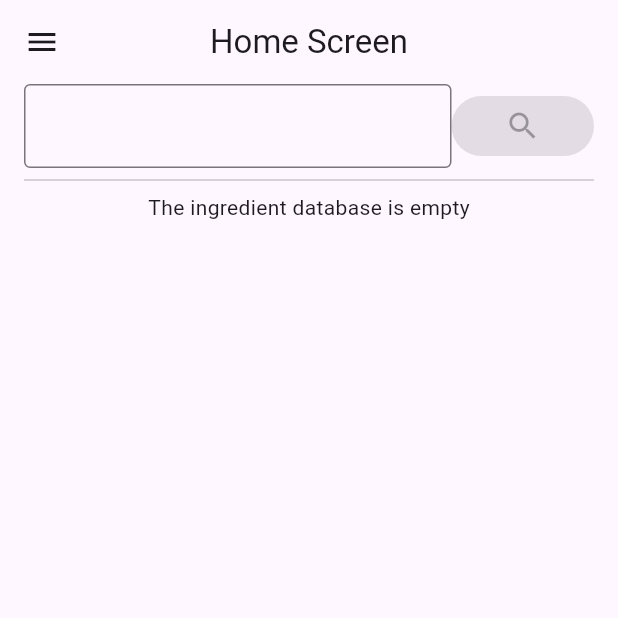
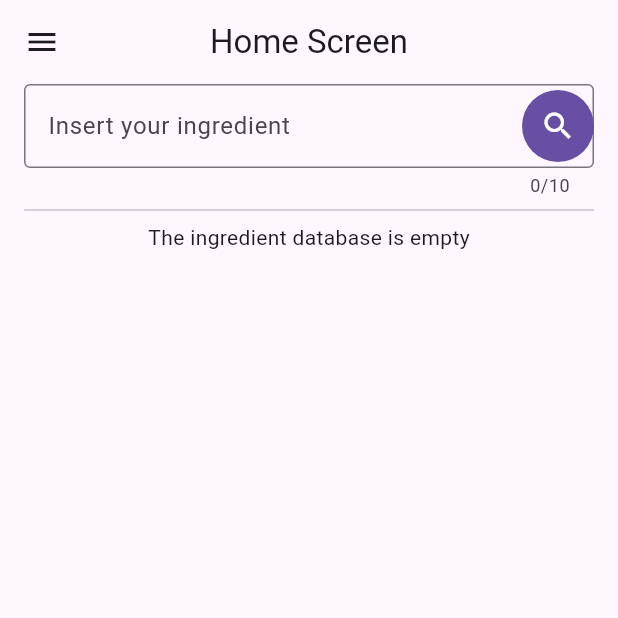
Before and after one commit to nehemiasmunoz/Decoder-F, a Flutter app: the screen it shows after launch, on a phone screen of 412 x 824 dp, the top half of it. Run offline on Flutter 3.47's test engine with Material 3 defaults, Android fonts, the phone set to English and light mode, and no system bars; our stand-ins replace flutter_dotenv, google_generative_ai, sqflite; accounts and stored records are empty.

Commit message:
Upd: search bar design Add: send arguments to details screen Add: texfield validation Add: get data from gemini and save into db

```diff
--- a/lib/src/presentation/ui/screens/home/home_screen.dart
+++ b/lib/src/presentation/ui/screens/home/home_screen.dart
@@ -1,3 +1,4 @@
+import 'package:decoder/src/data/provider/gemini/gemini_provider.dart';
 import 'package:decoder/src/data/provider/ingredient/ingredient_database_provider.dart';
 import 'package:decoder/src/data/provider/user/user_database_provider.dart';
 import 'package:decoder/src/presentation/ui/components/components.dart';
@@ -42,24 +43,7 @@ class HomeScreenBody extends StatelessWidget {
       child: Column(
         mainAxisSize: MainAxisSize.max,
         children: [
-          const Row(mainAxisSize: MainAxisSize.max, children: [
-            Expanded(
-              flex: 3,
-              child: TextField(
-                maxLines: 1,
-                autocorrect: false,
-                keyboardType: TextInputType.name,
-                decoration: InputDecoration(border: OutlineInputBorder()),
-              ),
-            ),
-            Expanded(
-              flex: 1,
-              child: IconButton.filled(
-                onPressed: null,
-                icon: Icon(Icons.search),
-              ),
-            )
-          ]),
+          Searchbar(),
           const Divider(),
           Expanded(
             child: Consumer<IngredientDatabaseProvider>(
@@ -70,7 +54,8 @@ class HomeScreenBody extends StatelessWidget {
                 return ListView.builder(
                   itemCount: value.ingredients.length,
                   itemBuilder: (context, i) => GestureDetector(
-                    onTap: () => Navigator.pushNamed(context, "detail"),
+                    onTap: () => Navigator.pushNamed(context, "detail",
+                        arguments: value.ingredients[i]),
                     child: Card(
                       child: ListTile(
                         title: Text(value.ingredients[i].name),
@@ -87,3 +72,53 @@ class HomeScreenBody extends StatelessWidget {
     );
   }
 }
+
+class Searchbar extends StatelessWidget {
+  const Searchbar({
+    super.key,
+  });
+
+  @override
+  Widget build(BuildContext context) {
+    String inputValue = "";
+    final _formKey = GlobalKey<FormState>();
+    return Form(
+      key: _formKey,
+      child: TextFormField(
+        maxLines: 1,
+        maxLength: 10,
+        onChanged: (value) => inputValue = value,
+        autocorrect: false,
+        decoration: InputDecoration(
+          hintText: "Insert your ingredient",
+          suffixIcon: IconButton.filled(
+            tooltip: "Search",
+            onPressed: () async {
+              if (_formKey.currentState!.validate()) {
+                print(inputValue);
+                Ingredient ingredient = await context
+                    .read<GeminiProvider>()
+                    .getIngredientInformation(inputValue);
+
+                Provider.of<IngredientDatabaseProvider>(context, listen: false)
+                    .addIngredientToDb(ingredient);
+              }
+            },
+            icon: const Icon(
+              Icons.search,
+              color: Colors.white,
+            ),
+          ),
+          border: const OutlineInputBorder(),
+        ),
+        keyboardType: TextInputType.name,
+        validator: (value) {
+          if (value == null || value.isEmpty || value == " ") {
+            return "Please enter a valid ingredient";
+          }
+          return null;
+        },
+      ),
+    );
+  }
+}
```
